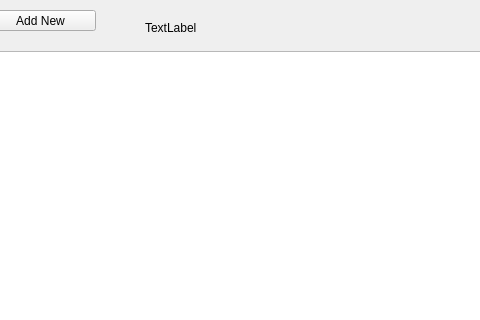
First picture: the form in playlistform.ui, repository monarxy/MusicPlayer, before the edit; both pictures show x 145 to 625 and y 0 to 320 of the 832 by 664 pixel window.
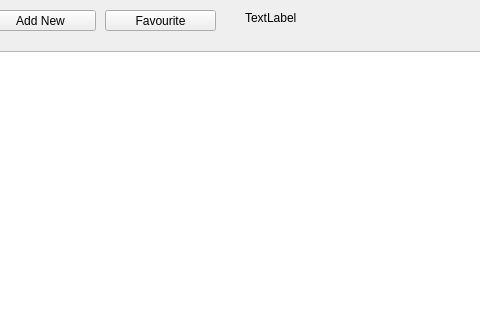
Second picture: the form after the edit.

Commit message: favourite playlist has been added. corrections of architecture mistakes in code. some playlist bugs have been fixed

The edit to the form file:
```diff
--- a/playlistform.ui
+++ b/playlistform.ui
@@ -65,8 +65,8 @@
     <widget class="QLabel" name="label">
      <property name="geometry">
       <rect>
-       <x>290</x>
-       <y>10</y>
+       <x>390</x>
+       <y>0</y>
        <width>131</width>
        <height>16</height>
       </rect>
@@ -75,6 +75,19 @@
       <string>TextLabel</string>
      </property>
     </widget>
+    <widget class="QPushButton" name="pushButton_3">
+     <property name="geometry">
+      <rect>
+       <x>250</x>
+       <y>0</y>
+       <width>111</width>
+       <height>21</height>
+      </rect>
+     </property>
+     <property name="text">
+      <string>Favourite</string>
+     </property>
+    </widget>
    </widget>
   </widget>
  </widget>
```
The commit also changes 27 other files.
